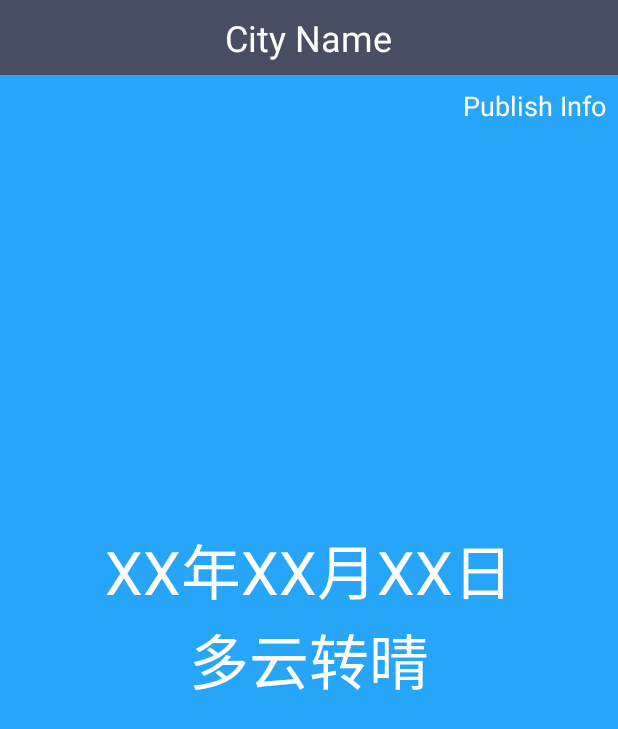
After one commit to HatCloud/CoolWeather, an Android app: the layout weather_layout.xml on its own in the app's theme, with its tools: preview values and no code run, on a phone screen of 412 x 824 dp. The commit adds this screen. Shown: the top 729 px of the screen. Run offline under Robolectric (Android 15) with nearby library versions, the phone set to English and light mode, and no system bars.

Commit message:
加入显示天气信息的功能，因为中国天气提供的API发生改变，所以改变了处理服务器返回信息的逻辑

```diff
--- a/app/src/main/AndroidManifest.xml
+++ b/app/src/main/AndroidManifest.xml
@@ -11,7 +11,8 @@
                 <action android:name="android.intent.action.MAIN" />
                 <category android:name="android.intent.category.LAUNCHER" />
             </intent-filter>
-            </activity>
+        </activity>
+        <activity android:name=".activity.WeatherActivity" />
 
     </application>
 
--- /dev/null
+++ b/app/src/main/res/layout/weather_layout.xml
@@ -0,0 +1,108 @@
+<?xml version="1.0" encoding="utf-8"?>
+<LinearLayout xmlns:android="http://schemas.android.com/apk/res/android"
+    android:orientation="vertical" android:layout_width="match_parent"
+    android:layout_height="match_parent">
+
+    <RelativeLayout
+        android:background="#484e61"
+        android:layout_width="match_parent"
+        android:layout_height="50dp">
+
+        <TextView
+            android:id="@+id/city_name"
+            android:layout_centerInParent="true"
+            android:text="City Name"
+            android:textColor="#fff"
+            android:textSize="24sp"
+            android:layout_width="wrap_content"
+            android:layout_height="wrap_content" />
+
+    </RelativeLayout>
+
+    <RelativeLayout
+        android:layout_weight="1"
+        android:background="#27A5F9"
+        android:layout_width="match_parent"
+        android:layout_height="0dp">
+
+        <TextView
+            android:id="@+id/publish_text"
+            android:layout_alignParentRight="true"
+            android:layout_marginRight="8dp"
+            android:layout_marginTop="8dp"
+            android:text="Publish Info"
+            android:textColor="#fff"
+            android:textSize="18sp"
+            android:layout_width="wrap_content"
+            android:layout_height="wrap_content" />
+
+        <LinearLayout
+            android:id="@+id/weather_info_layout"
+            android:layout_centerInParent="true"
+            android:orientation="vertical"
+            android:layout_width="wrap_content"
+            android:layout_height="wrap_content">
+
+            <TextView
+                android:id="@+id/current_date"
+                android:gravity="center"
+                android:text="XX年XX月XX日"
+                android:textColor="#FFF"
+                android:textSize="40sp"
+                android:layout_width="wrap_content"
+                android:layout_height="wrap_content" />
+
+            <TextView
+                android:id="@+id/weather_desp"
+                android:layout_gravity="center_horizontal"
+                android:gravity="center"
+                android:text="多云转晴"
+                android:textColor="#FFF"
+                android:textSize="40sp"
+                android:layout_width="wrap_content"
+                android:layout_height="wrap_content" />
+
+            <LinearLayout
+                android:layout_gravity="center_horizontal"
+                android:orientation="horizontal"
+                android:layout_width="wrap_content"
+                android:layout_height="wrap_content">
+
+                <TextView
+                    android:id="@+id/temp1"
+                    android:layout_gravity="center_vertical"
+                    android:textColor="#FFF"
+                    android:textSize="40sp"
+                    android:layout_width="wrap_content"
+                    android:layout_height="wrap_content" />
+
+                <!--<TextView-->
+                    <!--android:layout_gravity="center_vertical"-->
+                    <!--android:layout_marginLeft="8dp"-->
+                    <!--android:layout_marginRight="8dp"-->
+                    <!--android:text="~"-->
+                    <!--android:textColor="#FFF"-->
+                    <!--android:textSize="40sp"-->
+                    <!--android:layout_width="wrap_content"-->
+                    <!--android:layout_height="wrap_content" />-->
+
+                <!--<TextView-->
+                    <!--android:id="@+id/temp2"-->
+                    <!--android:layout_gravity="center_vertical"-->
+                    <!--android:text="10℃"-->
+                    <!--android:textColor="#FFF"-->
+                    <!--android:textSize="40sp"-->
+                    <!--android:layout_width="wrap_content"-->
+                    <!--android:layout_height="wrap_content" /wrap_content>-->
+
+                </LinearLayout>
+
+        </LinearLayout>
+
+    </RelativeLayout>
+
+
+
+
+
+</LinearLayout>
```
Also changed, not shown: app/src/main/java/com/jeff/coolweather/activity/ChooseAreaActivity.java (+16 -0 lines), app/src/main/java/com/jeff/coolweather/activity/WeatherActivity.java (added, +154 -0 lines), app/src/main/java/com/jeff/coolweather/util/Utility.java (+50 -0 lines).
